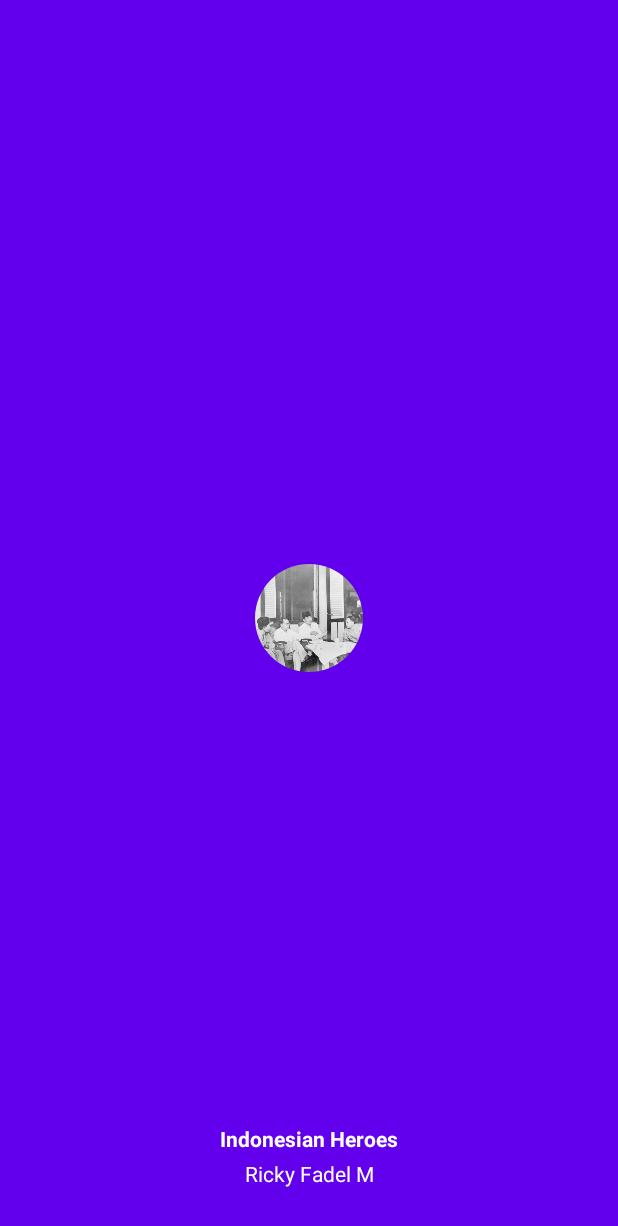
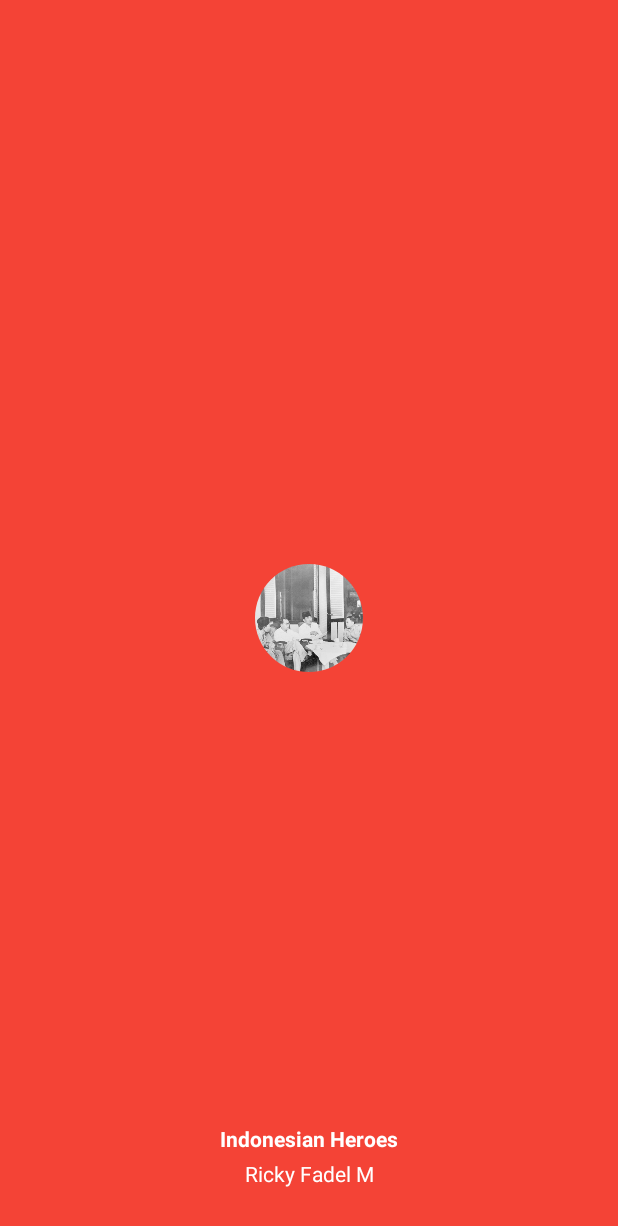
Before and after one commit to ricky-kiva/andro-indo-heroes, an Android app: the first screen one second after launch (SplashActivity), on a phone screen of 412 x 824 dp. Shown: the top 1226 px of the screen. Run offline under Robolectric (Android 15) with nearby library versions, the phone set to English and light mode, and no system bars; our stand-ins replace CircleImageView.

Commit message:
change theme

```diff
--- a/app/src/main/res/layout/activity_splash.xml
+++ b/app/src/main/res/layout/activity_splash.xml
@@ -23,7 +23,7 @@
         android:layout_height="wrap_content"
         android:layout_marginBottom="4dp"
         android:text="@string/app_name"
-        android:textColor="?attr/colorOnPrimary"
+        android:textColor="?attr/colorOnSecondary"
         android:textStyle="bold"
         app:layout_constraintBottom_toTopOf="@+id/splash_self_name"
         app:layout_constraintEnd_toEndOf="parent"
@@ -35,7 +35,7 @@
         android:layout_height="wrap_content"
         android:layout_marginBottom="32dp"
         android:text="@string/self_name"
-        android:textColor="?attr/colorOnPrimary"
+        android:textColor="?attr/colorOnSecondary"
         app:layout_constraintBottom_toBottomOf="parent"
         app:layout_constraintEnd_toEndOf="parent"
         app:layout_constraintStart_toStartOf="parent" />
--- a/app/src/main/res/values-night/themes.xml
+++ b/app/src/main/res/values-night/themes.xml
@@ -2,13 +2,13 @@
     <!-- Base application theme. -->
     <style name="Theme.IndonesianHeroes" parent="Theme.MaterialComponents.DayNight.DarkActionBar">
         <!-- Primary brand color. -->
-        <item name="colorPrimary">@color/purple_200</item>
-        <item name="colorPrimaryVariant">@color/purple_700</item>
+        <item name="colorPrimary">@color/material_red_500</item>
+        <item name="colorPrimaryVariant">@color/material_red_700</item>
         <item name="colorOnPrimary">@color/black</item>
         <!-- Secondary brand color. -->
-        <item name="colorSecondary">@color/teal_200</item>
-        <item name="colorSecondaryVariant">@color/teal_200</item>
-        <item name="colorOnSecondary">@color/black</item>
+        <item name="colorSecondary">@color/material_teal_500</item>
+        <item name="colorSecondaryVariant">@color/material_teal_700</item>
+        <item name="colorOnSecondary">@color/white</item>
         <!-- Status bar color. -->
         <item name="android:statusBarColor">?attr/colorPrimaryVariant</item>
         <!-- Customize your theme here. -->
--- a/app/src/main/res/values/colors.xml
+++ b/app/src/main/res/values/colors.xml
@@ -7,4 +7,9 @@
     <color name="teal_700">#FF018786</color>
     <color name="black">#FF000000</color>
     <color name="white">#FFFFFFFF</color>
+
+    <color name="material_red_500">#f44336</color>
+    <color name="material_red_700">#d32f2f</color>
+    <color name="material_teal_500">#009688</color>
+    <color name="material_teal_700">#00796b</color>
 </resources>
--- a/app/src/main/res/values/themes.xml
+++ b/app/src/main/res/values/themes.xml
@@ -2,13 +2,13 @@
     <!-- Base application theme. -->
     <style name="Theme.IndonesianHeroes" parent="Theme.MaterialComponents.DayNight.DarkActionBar">
         <!-- Primary brand color. -->
-        <item name="colorPrimary">@color/purple_500</item>
-        <item name="colorPrimaryVariant">@color/purple_700</item>
+        <item name="colorPrimary">@color/material_red_500</item>
+        <item name="colorPrimaryVariant">@color/material_red_700</item>
         <item name="colorOnPrimary">@color/white</item>
         <!-- Secondary brand color. -->
-        <item name="colorSecondary">@color/teal_200</item>
-        <item name="colorSecondaryVariant">@color/teal_700</item>
-        <item name="colorOnSecondary">@color/black</item>
+        <item name="colorSecondary">@color/material_teal_500</item>
+        <item name="colorSecondaryVariant">@color/material_teal_700</item>
+        <item name="colorOnSecondary">@color/white</item>
         <!-- Status bar color. -->
         <item name="android:statusBarColor">?attr/colorPrimaryVariant</item>
         <!-- Customize your theme here. -->
```
Also changed, not shown: app/src/main/res/values/strings.xml (+34 -3 lines).
